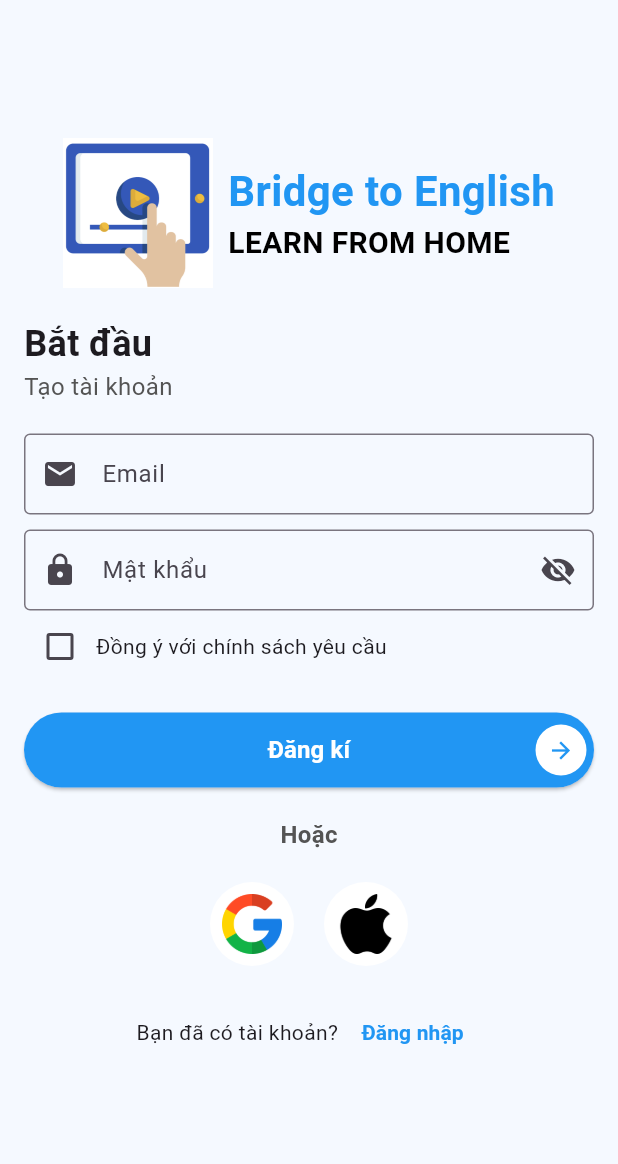
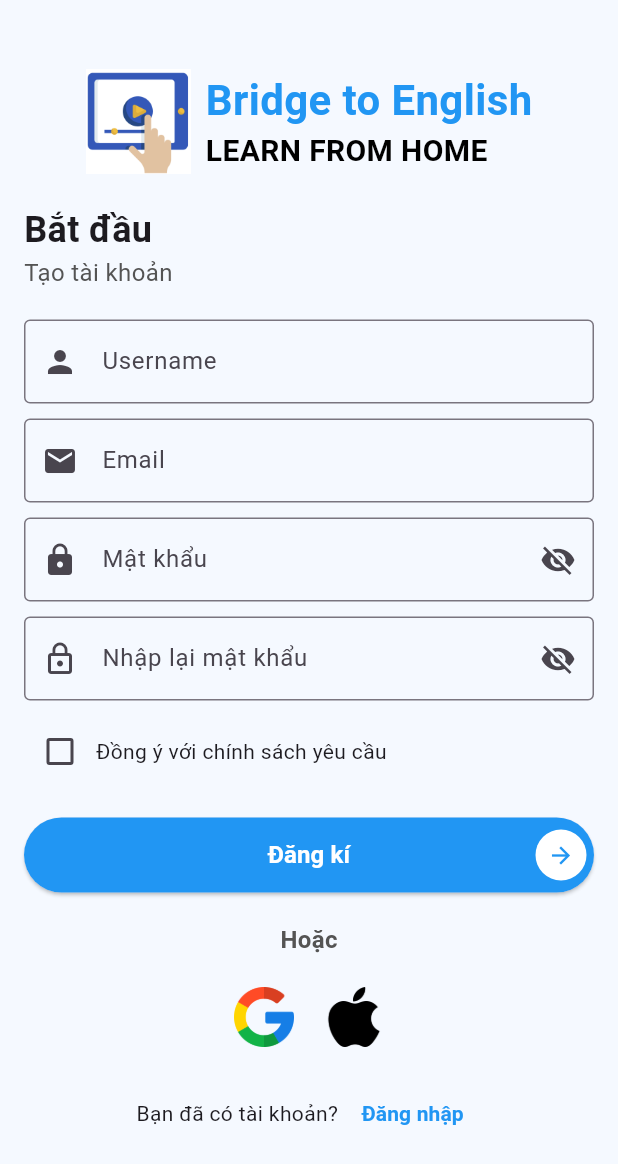
Before and after one commit to TruongTuanDev/learn_connect, a Flutter app: the screen it shows after launch, on a phone screen of 412 x 824 dp. Shown: the top 1164 px of the screen. Run offline on Flutter 3.47's test engine with Material 3 defaults, Android fonts, the phone set to English and light mode, and no system bars; our stand-ins replace dio, firebase_core, flip_card, flutter_riverpod, flutter_tts; accounts and stored records are empty.

Commit message:
api signup

```diff
--- /dev/null
+++ b/devtools_options.yaml
@@ -0,0 +1,3 @@
+description: This file stores settings for Dart & Flutter DevTools.
+documentation: https://docs.flutter.dev/tools/devtools/extensions#configure-extension-enablement-states
+extensions:
--- a/lib/data/models/UserModel.dart
+++ b/lib/data/models/UserModel.dart
@@ -1,23 +1,22 @@
 class UserModel {
-  final String id;
-  final String email;
-  final String fullName;
+  String username;
+  String email;
+  String password;
+  List<String>? roles;
 
-  UserModel({required this.id, required this.email, required this.fullName});
-
-  factory UserModel.fromJson(Map<String, dynamic> json) {
-    return UserModel(
-      id: json['id'],
-      email: json['email'],
-      fullName: json['fullName'],
-    );
-  }
+  UserModel({
+    required this.username,
+    required this.email,
+    required this.password,
+    this.roles,
+  });
 
   Map<String, dynamic> toJson() {
     return {
-      'id': id,
-      'email': email,
-      'fullName': fullName,
+      "username": username,
+      "email": email,
+      "password": password,
+      "roles": roles ?? ["user"], // Mặc định role là "user"
     };
   }
 }
--- a/lib/presentation/screens/signup/view/signupscreen.dart
+++ b/lib/presentation/screens/signup/view/signupscreen.dart
@@ -1,14 +1,8 @@
 import 'package:flutter/material.dart';
+import '../widgets/signup_form.dart';
+import '../widgets/social_buttons.dart';
 
-class SignUpScreen extends StatefulWidget {
-  @override
-  _SignInScreenState createState() => _SignInScreenState();
-}
-
-class _SignInScreenState extends State<SignUpScreen> {
-  bool rememberMe = false;
-  bool isPasswordVisible = false;
-
+class SignUpScreen extends StatelessWidget {
   @override
   Widget build(BuildContext context) {
     return Scaffold(
@@ -16,171 +10,37 @@ class _SignInScreenState extends State<SignUpScreen> {
       appBar: AppBar(
         backgroundColor: Colors.transparent,
         elevation: 0,
+        toolbarHeight: 20,
       ),
-      body: Padding(
+      body: SingleChildScrollView(
         padding: const EdgeInsets.all(16.0),
         child: Column(
           mainAxisSize: MainAxisSize.min,
           children: [
-            SizedBox(height: 20),
+            SizedBox(height: 10),
             Row(
               mainAxisAlignment: MainAxisAlignment.center,
               children: [
-                Image.asset(
-                  'assets/Logo.png',
-                  height: 100,
-                ),
+                Image.asset('assets/Logo.png', height: 70),
                 SizedBox(width: 10),
                 Column(
                   crossAxisAlignment: CrossAxisAlignment.start,
                   children: [
-                    Text(
-                      'Bridge to English',
-                      style: TextStyle(fontSize: 28, fontWeight: FontWeight.bold, color: Colors.blue),
-                    ),
-                    Text(
-                      'LEARN FROM HOME',
-                      style: TextStyle(fontSize: 20, fontWeight: FontWeight.bold, color: Colors.black),
-                    ),
+                    Text('Bridge to English',
+                        style: TextStyle(fontSize: 28, fontWeight: FontWeight.bold, color: Colors.blue)),
+                    Text('LEARN FROM HOME',
+                        style: TextStyle(fontSize: 20, fontWeight: FontWeight.bold, color: Colors.black)),
                   ],
                 ),
               ],
             ),
             SizedBox(height: 20),
-            Align(
-              alignment: Alignment.centerLeft,
-              child: Column(
-                crossAxisAlignment: CrossAxisAlignment.start,
-                children: [
-                  Text(
-                    'Bắt đầu',
-                    style: TextStyle(fontSize: 24, fontWeight: FontWeight.bold),
-                  ),
-                  Text(
-                    'Tạo tài khoản',
-                    style: TextStyle(fontSize: 16, color: Color(0xFF545454)),
-                  ),
-                ],
-              ),
-            ),
-            SizedBox(height: 20),
-            TextField(
-              decoration: InputDecoration(
-                labelText: 'Email',
-                border: OutlineInputBorder(),
-                prefixIcon: Icon(Icons.email),
-                contentPadding: EdgeInsets.symmetric(vertical: 15, horizontal: 10),
-              ),
-            ),
-            SizedBox(height: 10),
-            TextField(
-              obscureText: !isPasswordVisible,
-              decoration: InputDecoration(
-                labelText: 'Mật khẩu',
-                border: OutlineInputBorder(),
-                prefixIcon: Icon(Icons.lock),
-                suffixIcon: GestureDetector(
-                  onTap: () {
-                    setState(() {
-                      isPasswordVisible = !isPasswordVisible;
-                    });
-                  },
-                  child: Icon(
-                    isPasswordVisible ? Icons.visibility : Icons.visibility_off,
-                  ),
-                ),
-                contentPadding: EdgeInsets.symmetric(vertical: 15, horizontal: 10),
-              ),
-            ),
-            Row(
-              children: [
-                Checkbox(
-                  value: rememberMe,
-                  onChanged: (bool? value) {
-                    setState(() {
-                      rememberMe = value ?? false;
-                    });
-                  },
-                  activeColor: Colors.black,
-                ),
-                Text('Đồng ý với chính sách yêu cầu'),
-                Spacer(),
-              ],
-            ),
-            SizedBox(height: 20),
-            ElevatedButton(
-              onPressed: () {},
-              style: ElevatedButton.styleFrom(
-                padding: EdgeInsets.zero,
-                shape: RoundedRectangleBorder(
-                  borderRadius: BorderRadius.circular(50),
-                ),
-              ),
-              child: Container(
-                height: 50,
-                width: double.infinity,
-                decoration: BoxDecoration(
-                  color: Colors.blue,
-                  borderRadius: BorderRadius.circular(50),
-                ),
-                child: Stack(
-                  alignment: Alignment.center,
-                  children: [
-                    Text(
-                      'Đăng kí',
-                      style: TextStyle(color: Colors.white, fontSize: 16, fontWeight: FontWeight.bold),
-                    ),
-                    Align(
-                      alignment: Alignment.centerRight,
-                      child: Container(
-                        margin: EdgeInsets.all(5),
-                        padding: EdgeInsets.all(8),
-                        decoration: BoxDecoration(
-                          color: Colors.white,
-                          shape: BoxShape.circle,
-                        ),
-                        child: Icon(Icons.arrow_forward, color: Colors.blue),
-                      ),
-                    ),
-                  ],
-                ),
-              ),
-            ),
+            SignUpForm(),  // Form nhập liệu
             SizedBox(height: 20),
             Text('Hoặc',
-              style: TextStyle(color: Color(0xFF545454), fontSize: 16, fontWeight: FontWeight.bold),
-
-            ),
-
+                style: TextStyle(color: Color(0xFF545454), fontSize: 16, fontWeight: FontWeight.bold)),
             SizedBox(height: 20),
-            Row(
-              mainAxisAlignment: MainAxisAlignment.center,
-              children: [
-                InkWell(
-                  onTap: () {},
-                  child: Container(
-                    decoration: BoxDecoration(
-                      shape: BoxShape.circle,
-                      color: Colors.white,
-                    ),
-                    padding: EdgeInsets.all(8),
-                    child: Image.asset('assets/google.png', width: 40, height: 40),
-                  ),
-                ),
-                SizedBox(width: 20),
-                InkWell(
-                  onTap: () {},
-                  child: Container(
-                    decoration: BoxDecoration(
-                      shape: BoxShape.circle,
-                      color: Colors.white,
-                    ),
-                    padding: EdgeInsets.all(8),
-                    child: Image.asset('assets/apple.png', width: 40, height: 40),
-                  ),
-                ),
-              ],
-            ),
+            SocialButtons(),  // Các nút đăng ký bằng Google, Apple
             SizedBox(height: 20),
             Row(
               mainAxisAlignment: MainAxisAlignment.center,
--- /dev/null
+++ b/lib/presentation/screens/signup/widgets/signup_form.dart
@@ -0,0 +1,153 @@
+import 'package:flutter/material.dart';
+import 'package:learn_connect/services/auth_service.dart';
+import 'package:learn_connect/data/models/UserModel.dart';
+
+class SignUpForm extends StatefulWidget {
+  @override
+  _SignUpFormState createState() => _SignUpFormState();
+}
+
+class _SignUpFormState extends State<SignUpForm> {
+  final _formKey = GlobalKey<FormState>();
+  bool isPasswordVisible = false;
+  bool isConfirmPasswordVisible = false;
+  bool rememberMe = false;
+
+  TextEditingController usernameController = TextEditingController();
+  TextEditingController emailController = TextEditingController();
+  TextEditingController passwordController = TextEditingController();
+  TextEditingController confirmPasswordController = TextEditingController();
+
+  // Hàm tạo người dùng
+  void createUser() {
+    UserModel user = UserModel(
+      username: usernameController.text,
+      email: emailController.text,
+      password: passwordController.text,
+    );
+    AuthService().signup(user);
+  }
+
+  // Hàm đăng ký
+  void _register() {
+    if (_formKey.currentState!.validate()) {
+      createUser();  // Gọi hàm tạo người dùng
+
+    }
+  }
+
+  @override
+  Widget build(BuildContext context) {
+    return Form(
+      key: _formKey,
+      child: Column(
+        crossAxisAlignment: CrossAxisAlignment.start,
+        children: [
+          Text('Bắt đầu', style: TextStyle(fontSize: 24, fontWeight: FontWeight.bold)),
+          Text('Tạo tài khoản', style: TextStyle(fontSize: 16, color: Color(0xFF545454))),
+          SizedBox(height: 20),
+          TextFormField(
+            controller: usernameController,
+            decoration: InputDecoration(
+              labelText: 'Username',
+              border: OutlineInputBorder(),
+              prefixIcon: Icon(Icons.person),
+            ),
+            validator: (value) => value!.isEmpty ? "Username không được để trống" : null,
+          ),
+          SizedBox(height: 10),
+          TextFormField(
+            controller: emailController,
+            decoration: InputDecoration(
+              labelText: 'Email',
+              border: OutlineInputBorder(),
+              prefixIcon: Icon(Icons.email),
+            ),
+            validator: (value) => value!.isEmpty ? "Email không được để trống" : null,
+          ),
+          SizedBox(height: 10),
+          TextFormField(
+            controller: passwordController,
+            obscureText: !isPasswordVisible,
+            decoration: InputDecoration(
+              labelText: 'Mật khẩu',
+              border: OutlineInputBorder(),
+              prefixIcon: Icon(Icons.lock),
+              suffixIcon: IconButton(
+                icon: Icon(isPasswordVisible ? Icons.visibility : Icons.visibility_off),
+                onPressed: () => setState(() => isPasswordVisible = !isPasswordVisible),
+              ),
+            ),
+            validator: (value) => value!.length < 6 ? "Mật khẩu ít nhất 6 ký tự" : null,
+          ),
+          SizedBox(height: 10),
+          TextFormField(
+            controller: confirmPasswordController,
+            obscureText: !isConfirmPasswordVisible,
+            decoration: InputDecoration(
+              labelText: 'Nhập lại mật khẩu',
+              border: OutlineInputBorder(),
+              prefixIcon: Icon(Icons.lock_outline),
+              suffixIcon: IconButton(
+                icon: Icon(isConfirmPasswordVisible ? Icons.visibility : Icons.visibility_off),
+                onPressed: () => setState(() => isConfirmPasswordVisible = !isConfirmPasswordVisible),
+              ),
+            ),
+            validator: (value) => value != passwordController.text ? "Mật khẩu không khớp" : null,
+          ),
+          SizedBox(height: 10),
+          Row(
+            children: [
+              Checkbox(
+                value: rememberMe,
+                onChanged: (bool? value) => setState(() => rememberMe = value ?? false),
+              ),
+              Text('Đồng ý với chính sách yêu cầu'),
+            ],
+          ),
+          SizedBox(height: 20),
+          ElevatedButton(
+            onPressed: _register,
+            style: ElevatedButton.styleFrom(
+              padding: EdgeInsets.zero,
+              shape: RoundedRectangleBorder(
+                borderRadius: BorderRadius.circular(50),
+              ),
+            ),
+            child: Container(
+              height: 50,
+              width: double.infinity,
+              decoration: BoxDecoration(
+                color: Colors.blue,
+                borderRadius: BorderRadius.circular(50),
+              ),
+              child: Stack(
+                alignment: Alignment.center,
+
+                children: [
+                  Text(
+                    'Đăng kí',
+                    style: TextStyle(color: Colors.white, fontSize: 16, fontWeight: FontWeight.bold),
+                  ),
+                  Align(
+                    alignment: Alignment.centerRight,
+
+                    child: Container(
+                      margin: EdgeInsets.all(5),
+                      padding: EdgeInsets.all(8),
+                      decoration: BoxDecoration(
+                        color: Colors.white,
+                        shape: BoxShape.circle,
+                      ),
+                      child: Icon(Icons.arrow_forward, color: Colors.blue),
+                    ),
+                  ),
+                ],
+              ),
+            ),
+          ),
+        ],
+      ),
+    );
+  }
+}
--- /dev/null
+++ b/lib/presentation/screens/signup/widgets/social_buttons.dart
@@ -0,0 +1,21 @@
+import 'package:flutter/material.dart';
+
+class SocialButtons extends StatelessWidget {
+  @override
+  Widget build(BuildContext context) {
+    return Row(
+      mainAxisAlignment: MainAxisAlignment.center,
+      children: [
+        InkWell(
+          onTap: () {},
+          child: Image.asset('assets/google.png', width: 40, height: 40),
+        ),
+        SizedBox(width: 20),
+        InkWell(
+          onTap: () {},
+          child: Image.asset('assets/apple.png', width: 40, height: 40),
+        ),
+      ],
+    );
+  }
+}
```
Also changed, not shown: lib/presentation/screens/signup/widgets/signup_header.dart (added, +51 -0 lines), lib/services/auth_service.dart (added, +47 -0 lines).
